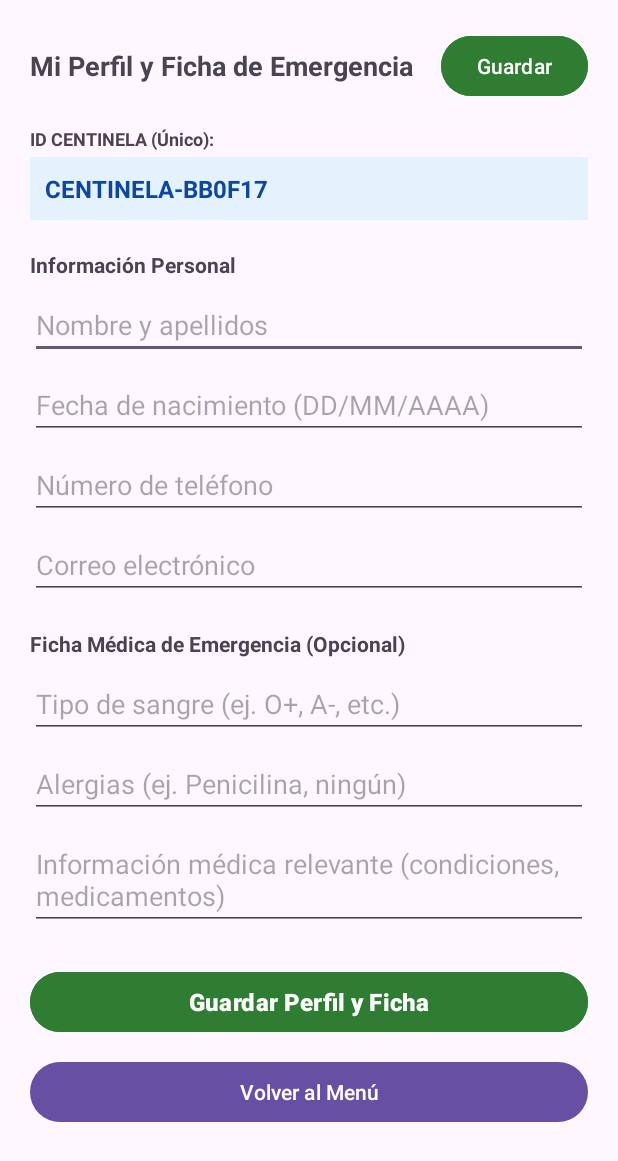
After one commit to isma8-ai/App.Prevencion, an Android app: the perfil screen opened directly, with no data from a screen before it, on a phone screen of 412 x 824 dp. The commit adds this screen. Shown: the top 1161 px of the screen. Run offline under Robolectric (Android 15) with nearby library versions, the phone set to English and light mode, and no system bars; 1 statement that could not run was skipped.

Commit message:
Agregar modulo de Perfil y Ficha Medica de Emergencia con doble boton de guardado y tarjeta SOS

```diff
--- a/app/src/main/AndroidManifest.xml
+++ b/app/src/main/AndroidManifest.xml
@@ -50,6 +50,10 @@
             android:name=".chat"
             android:exported="false"
             android:windowSoftInputMode="adjustResize" />
+        <activity
+            android:name=".perfil"
+            android:exported="false"
+            android:windowSoftInputMode="adjustResize" />
     </application>
 
 </manifest>
--- a/app/src/main/java/com/example/hackeatonbackend/MainActivity.java
+++ b/app/src/main/java/com/example/hackeatonbackend/MainActivity.java
@@ -17,9 +17,12 @@ import androidx.core.view.ViewCompat;
 import androidx.core.view.WindowCompat;
 import androidx.core.view.WindowInsetsCompat;
 
+import java.text.SimpleDateFormat;
 import java.util.ArrayList;
+import java.util.Date;
 import java.util.HashSet;
 import java.util.List;
+import java.util.Locale;
 import java.util.Set;
 import java.util.UUID;
 
@@ -28,6 +31,13 @@ public class MainActivity extends AppCompatActivity {
     private static final String PREF_NAME = "CentinelaPrefs";
     private static final String KEY_MY_ID = "myUniqueId";
     private static final String KEY_CONTACTS = "trustedContacts";
+
+    // Perfil y Ficha Médica keys
+    private static final String KEY_FULL_NAME = "fullName";
+    private static final String KEY_PHONE = "phone";
+    private static final String KEY_BLOOD = "bloodType";
+    private static final String KEY_ALLERGIES = "allergies";
+    private static final String KEY_MEDICAL = "medicalInfo";
 
     @Override
     protected void onCreate(Bundle savedInstanceState) {
@@ -40,30 +50,39 @@ public class MainActivity extends AppCompatActivity {
             return insets;
         });
 
+        // Botón SOS | Pedir Ayuda (Activa Ficha de Emergencia y Alerta)
+        Button button2 = findViewById(R.id.button2);
+        button2.setOnClickListener(v -> triggerSosEmergencyCard());
+
+        // Botón Comentario / Muro Anónimo
         Button button3 = findViewById(R.id.button3);
         button3.setOnClickListener(v -> {
             Intent intent = new Intent(MainActivity.this, chat.class);
             startActivity(intent);
         });
 
+        // Botón Ver Mapa
         Button button4 = findViewById(R.id.button4);
         button4.setOnClickListener(v -> {
             Intent intent = new Intent(MainActivity.this, mapa.class);
             startActivity(intent);
         });
 
+        // Botón Historial
         Button button6 = findViewById(R.id.button6);
         button6.setOnClickListener(v -> {
             Intent intent = new Intent(MainActivity.this, historial.class);
             startActivity(intent);
         });
 
+        // Botón Configuración
         Button button7 = findViewById(R.id.button7);
         button7.setOnClickListener(v -> {
             Intent intent = new Intent(MainActivity.this, configuracion.class);
             startActivity(intent);
         });
 
+        // Botón Menú Superior (☰ Menú)
         Button btnTopMenu = findViewById(R.id.btnTopMenu);
         if (btnTopMenu != null) {
             btnTopMenu.setOnClickListener(v -> showQuickMenuDialog());
@@ -74,22 +93,61 @@ public class MainActivity extends AppCompatActivity {
         SharedPreferences prefs = getSharedPreferences(PREF_NAME, Context.MODE_PRIVATE);
         String myId = prefs.getString(KEY_MY_ID, null);
         if (myId == null || myId.isEmpty()) {
-            myId = UUID.randomUUID().toString().substring(0, 8).toUpperCase();
+            myId = "CENTINELA-" + UUID.randomUUID().toString().substring(0, 6).toUpperCase();
             prefs.edit().putString(KEY_MY_ID, myId).apply();
         }
         return myId;
     }
 
+    private void triggerSosEmergencyCard() {
+        SharedPreferences prefs = getSharedPreferences(PREF_NAME, Context.MODE_PRIVATE);
+        String name = prefs.getString(KEY_FULL_NAME, "No especificado");
+        String phone = prefs.getString(KEY_PHONE, "No especificado");
+        String blood = prefs.getString(KEY_BLOOD, "No especificado");
+        String allergies = prefs.getString(KEY_ALLERGIES, "Ninguna reportada");
+        String medical = prefs.getString(KEY_MEDICAL, "Ninguna reportada");
+        String centinelaId = getOrCreateMyId();
+        String timeNow = new SimpleDateFormat("dd/MM/yyyy HH:mm:ss", Locale.getDefault()).format(new Date());
+
+        Set<String> contacts = prefs.getStringSet(KEY_CONTACTS, new HashSet<>());
+
+        String emergencyCardMessage = "🚨 ¡ALERTA SOS ACTIVADA! 🚨\n\n" +
+                "👤 Nombre: " + (name.isEmpty() ? "No registrado" : name) + "\n" +
+                "📞 Teléfono: " + (phone.isEmpty() ? "No registrado" : phone) + "\n" +
+                "🆔 ID Centinela: " + centinelaId + "\n" +
+                "⏱️ Hora: " + timeNow + "\n" +
+                "📍 Ubicación: GPS Activo (Zona Centro / Compartida)\n\n" +
+                "🩸 Tipo de Sangre: " + (blood.isEmpty() ? "No especificado" : blood) + "\n" +
+                "⚠️ Alergias: " + (allergies.isEmpty() ? "Ninguna" : allergies) + "\n" +
+                "💊 Info Médica: " + (medical.isEmpty() ? "Ninguna" : medical) + "\n\n" +
+                "👥 Contactos Notificados: " + contacts.size() + " enlazados.";
+
+        new AlertDialog.Builder(this)
+                .setTitle("🚨 FICHA DE EMERGENCIA SOS")
+                .setMessage(emergencyCardMessage)
+                .setPositiveButton("Cerrar Alerta", (dialog, which) -> dialog.dismiss())
+                .setNeutralButton("Ver en Mapa", (dialog, which) -> {
+                    Intent intent = new Intent(MainActivity.this, mapa.class);
+                    startActivity(intent);
+                })
+                .show();
+
+        Toast.makeText(this, "¡Alerta SOS enviada a " + contacts.size() + " contactos de confianza!", Toast.LENGTH_LONG).show();
+    }
+
     private void showQuickMenuDialog() {
-        String[] options = {"➕ Agregar Contacto por ID", "🆔 Ver Mi ID Único", "👥 Ver Mis Contactos Vinculados"};
+        String[] options = {"👤 Mi Perfil y Ficha Médica", "➕ Agregar Contacto por ID", "🆔 Ver Mi ID Único", "👥 Ver Mis Contactos Vinculados"};
         AlertDialog.Builder builder = new AlertDialog.Builder(this);
         builder.setTitle("Menú Rápido - Centinela");
         builder.setItems(options, (dialog, which) -> {
             if (which == 0) {
+                Intent intent = new Intent(MainActivity.this, perfil.class);
+                startActivity(intent);
+            } else if (which == 1) {
                 showAddContactDialog();
-            } else if (which == 1) {
+            } else if (which == 2) {
                 showMyIdDialog();
-            } else if (which == 2) {
+            } else if (which == 3) {
                 showViewContactsDialog();
             }
         });
--- /dev/null
+++ b/app/src/main/java/com/example/hackeatonbackend/perfil.java
@@ -0,0 +1,111 @@
+package com.example.hackeatonbackend;
+
+import android.content.Context;
+import android.content.Intent;
+import android.content.SharedPreferences;
+import android.os.Bundle;
+import android.widget.Button;
+import android.widget.EditText;
+import android.widget.TextView;
+import android.widget.Toast;
+
+import androidx.appcompat.app.AppCompatActivity;
+import androidx.core.graphics.Insets;
+import androidx.core.view.ViewCompat;
+import androidx.core.view.WindowCompat;
+import androidx.core.view.WindowInsetsCompat;
+
+import java.util.UUID;
+
+public class perfil extends AppCompatActivity {
+
+    private static final String PREF_NAME = "CentinelaPrefs";
+    private static final String KEY_MY_ID = "myUniqueId";
+    private static final String KEY_FULL_NAME = "fullName";
+    private static final String KEY_DOB = "dob";
+    private static final String KEY_PHONE = "phone";
+    private static final String KEY_EMAIL = "email";
+    private static final String KEY_BLOOD = "bloodType";
+    private static final String KEY_ALLERGIES = "allergies";
+    private static final String KEY_MEDICAL = "medicalInfo";
+
+    private EditText etFullName, etDob, etPhone, etEmail, etBloodType, etAllergies, etMedicalInfo;
+    private SharedPreferences prefs;
+
+    @Override
+    protected void onCreate(Bundle savedInstanceState) {
+        super.onCreate(savedInstanceState);
+        WindowCompat.enableEdgeToEdge(getWindow());
+        setContentView(R.layout.activity_perfil);
+        ViewCompat.setOnApplyWindowInsetsListener(findViewById(R.id.main), (v, insets) -> {
+            Insets systemBars = insets.getInsets(WindowInsetsCompat.Type.systemBars());
+            v.setPadding(systemBars.left, systemBars.top, systemBars.right, systemBars.bottom);
+            return insets;
+        });
+
+        prefs = getSharedPreferences(PREF_NAME, Context.MODE_PRIVATE);
+
+        TextView tvCentinelaId = findViewById(R.id.tvCentinelaId);
+        etFullName = findViewById(R.id.etFullName);
+        etDob = findViewById(R.id.etDob);
+        etPhone = findViewById(R.id.etPhone);
+        etEmail = findViewById(R.id.etEmail);
+        etBloodType = findViewById(R.id.etBloodType);
+        etAllergies = findViewById(R.id.etAllergies);
+        etMedicalInfo = findViewById(R.id.etMedicalInfo);
+        Button btnSaveProfile = findViewById(R.id.btnSaveProfile);
+        Button btnSaveTop = findViewById(R.id.btnSaveTop);
+        Button btnBack = findViewById(R.id.btnBack);
+
+        // Generar o cargar ID Centinela
+        String myId = prefs.getString(KEY_MY_ID, null);
+        if (myId == null) {
+            myId = "CENTINELA-" + UUID.randomUUID().toString().substring(0, 6).toUpperCase();
+            prefs.edit().putString(KEY_MY_ID, myId).apply();
+        }
+        tvCentinelaId.setText(myId);
+
+        // Cargar datos guardados previamente
+        etFullName.setText(prefs.getString(KEY_FULL_NAME, ""));
+        etDob.setText(prefs.getString(KEY_DOB, ""));
+        etPhone.setText(prefs.getString(KEY_PHONE, ""));
+        etEmail.setText(prefs.getString(KEY_EMAIL, ""));
+        etBloodType.setText(prefs.getString(KEY_BLOOD, ""));
+        etAllergies.setText(prefs.getString(KEY_ALLERGIES, ""));
+        etMedicalInfo.setText(prefs.getString(KEY_MEDICAL, ""));
+
+        // Guardar perfil (método común)
+        Runnable saveAction = () -> {
+            String name = etFullName.getText().toString().trim();
+            String dob = etDob.getText().toString().trim();
+            String phone = etPhone.getText().toString().trim();
+            String email = etEmail.getText().toString().trim();
+            String blood = etBloodType.getText().toString().trim();
+            String allergies = etAllergies.getText().toString().trim();
+            String medical = etMedicalInfo.getText().toString().trim();
+
+            prefs.edit()
+                    .putString(KEY_FULL_NAME, name)
+                    .putString(KEY_DOB, dob)
+                    .putString(KEY_PHONE, phone)
+                    .putString(KEY_EMAIL, email)
+                    .putString(KEY_BLOOD, blood)
+                    .putString(KEY_ALLERGIES, allergies)
+                    .putString(KEY_MEDICAL, medical)
+                    .apply();
+
+            Toast.makeText(this, "Perfil y Ficha de Emergencia guardados correctamente", Toast.LENGTH_SHORT).show();
+        };
+
+        btnSaveProfile.setOnClickListener(v -> saveAction.run());
+        if (btnSaveTop != null) {
+            btnSaveTop.setOnClickListener(v -> saveAction.run());
+        }
+
+        // Volver
+        btnBack.setOnClickListener(v -> {
+            Intent intent = new Intent(perfil.this, MainActivity.class);
+            startActivity(intent);
+        });
+    }
+}
--- /dev/null
+++ b/app/src/main/res/layout/activity_perfil.xml
@@ -0,0 +1,153 @@
+<?xml version="1.0" encoding="utf-8"?>
+<ScrollView xmlns:android="http://schemas.android.com/apk/res/android"
+    xmlns:tools="http://schemas.android.com/tools"
+    android:layout_width="match_parent"
+    android:layout_height="match_parent"
+    android:fillViewport="true"
+    tools:context=".perfil">
+
+    <LinearLayout
+        android:id="@+id/main"
+        android:layout_width="match_parent"
+        android:layout_height="wrap_content"
+        android:orientation="vertical"
+        android:padding="20dp">
+
+        <!-- Cabecera con título y botón de Guardar rápido arriba -->
+        <LinearLayout
+            android:layout_width="match_parent"
+            android:layout_height="wrap_content"
+            android:gravity="center_vertical"
+            android:orientation="horizontal">
+
+            <TextView
+                android:layout_width="0dp"
+                android:layout_height="wrap_content"
+                android:layout_weight="1"
+                android:text="Mi Perfil y Ficha de Emergencia"
+                android:textSize="18sp"
+                android:textStyle="bold" />
+
+            <Button
+                android:id="@+id/btnSaveTop"
+                android:layout_width="wrap_content"
+                android:layout_height="wrap_content"
+                android:backgroundTint="#2E7D32"
+                android:text="Guardar"
+                android:textColor="#FFFFFF"
+                android:textSize="14sp" />
+        </LinearLayout>
+
+        <TextView
+            android:layout_width="match_parent"
+            android:layout_height="wrap_content"
+            android:layout_marginTop="16dp"
+            android:text="ID CENTINELA (Único):"
+            android:textSize="12sp"
+            android:textStyle="bold" />
+
+        <TextView
+            android:id="@+id/tvCentinelaId"
+            android:layout_width="match_parent"
+            android:layout_height="wrap_content"
+            android:layout_marginTop="4dp"
+            android:background="#E3F2FD"
+            android:padding="10dp"
+            android:text="CENTINELA-0000"
+            android:textColor="#0D47A1"
+            android:textSize="16sp"
+            android:textStyle="bold" />
+
+        <TextView
+            android:layout_width="match_parent"
+            android:layout_height="wrap_content"
+            android:layout_marginTop="20dp"
+            android:text="Información Personal"
+            android:textSize="14sp"
+            android:textStyle="bold" />
+
+        <EditText
+            android:id="@+id/etFullName"
+            android:layout_width="match_parent"
+            android:layout_height="wrap_content"
+            android:layout_marginTop="8dp"
+            android:hint="Nombre y apellidos"
+            android:inputType="textPersonName" />
+
+        <EditText
+            android:id="@+id/etDob"
+            android:layout_width="match_parent"
+            android:layout_height="wrap_content"
+            android:layout_marginTop="8dp"
+            android:hint="Fecha de nacimiento (DD/MM/AAAA)"
+            android:inputType="date" />
+
+        <EditText
+            android:id="@+id/etPhone"
+            android:layout_width="match_parent"
+            android:layout_height="wrap_content"
+            android:layout_marginTop="8dp"
+            android:hint="Número de teléfono"
+            android:inputType="phone" />
+
+        <EditText
+            android:id="@+id/etEmail"
+            android:layout_width="match_parent"
+            android:layout_height="wrap_content"
+            android:layout_marginTop="8dp"
+            android:hint="Correo electrónico"
+            android:inputType="textEmailAddress" />
+
+        <TextView
+            android:layout_width="match_parent"
+            android:layout_height="wrap_content"
+            android:layout_marginTop="20dp"
+            android:text="Ficha Médica de Emergencia (Opcional)"
+            android:textSize="14sp"
+            android:textStyle="bold" />
+
+        <EditText
+            android:id="@+id/etBloodType"
+            android:layout_width="match_parent"
+            android:layout_height="wrap_content"
+            android:layout_marginTop="8dp"
+            android:hint="Tipo de sangre (ej. O+, A-, etc.)"
+            android:inputType="text" />
+
+        <EditText
+            android:id="@+id/etAllergies"
+            android:layout_width="match_parent"
+            android:layout_height="wrap_content"
+            android:layout_marginTop="8dp"
+            android:hint="Alergias (ej. Penicilina, ningún)"
+            android:inputType="textMultiLine" />
+
+        <EditText
+            android:id="@+id/etMedicalInfo"
+            android:layout_width="match_parent"
+            android:layout_height="wrap_content"
+            android:layout_marginTop="8dp"
+            android:hint="Información médica relevante (condiciones, medicamentos)"
+            android:inputType="textMultiLine" />
+
+        <Button
+            android:id="@+id/btnSaveProfile"
+            android:layout_width="match_parent"
+            android:layout_height="wrap_content"
+            android:layout_marginTop="24dp"
+            android:backgroundTint="#2E7D32"
+            android:text="Guardar Perfil y Ficha"
+            android:textColor="#FFFFFF"
+            android:textSize="16sp"
+            android:textStyle="bold" />
+
+        <Button
+            android:id="@+id/btnBack"
+            android:layout_width="match_parent"
+            android:layout_height="wrap_content"
+            android:layout_marginTop="12dp"
+            android:layout_marginBottom="32dp"
+            android:text="Volver al Menú" />
+
+    </LinearLayout>
+</ScrollView>
```
